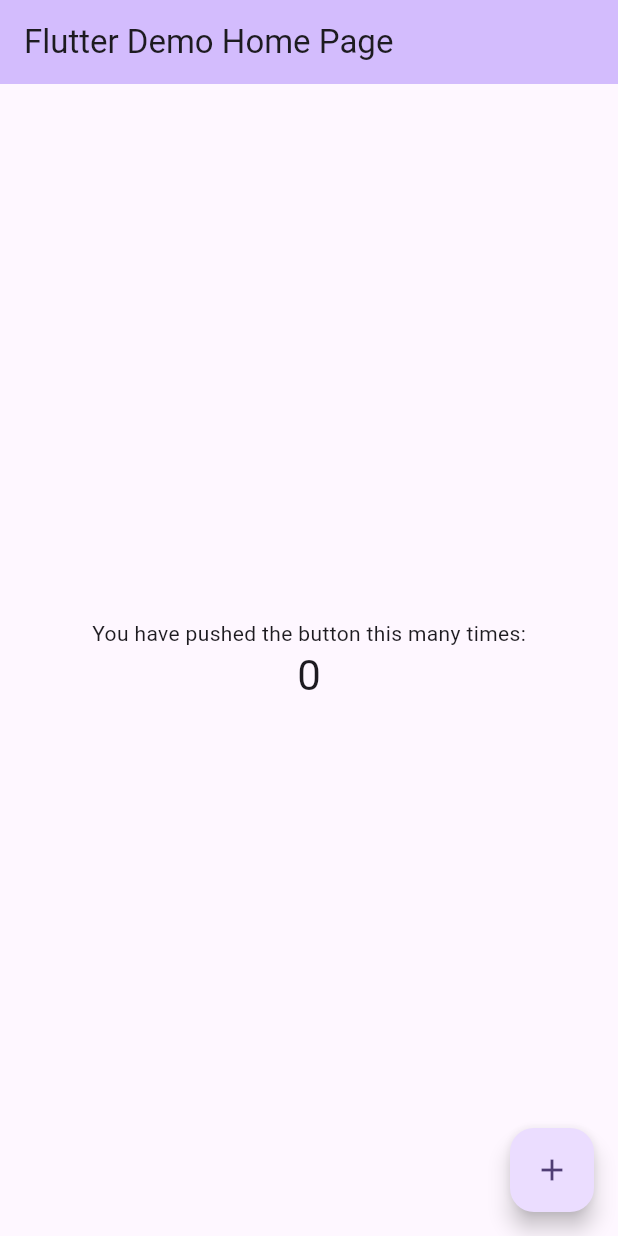
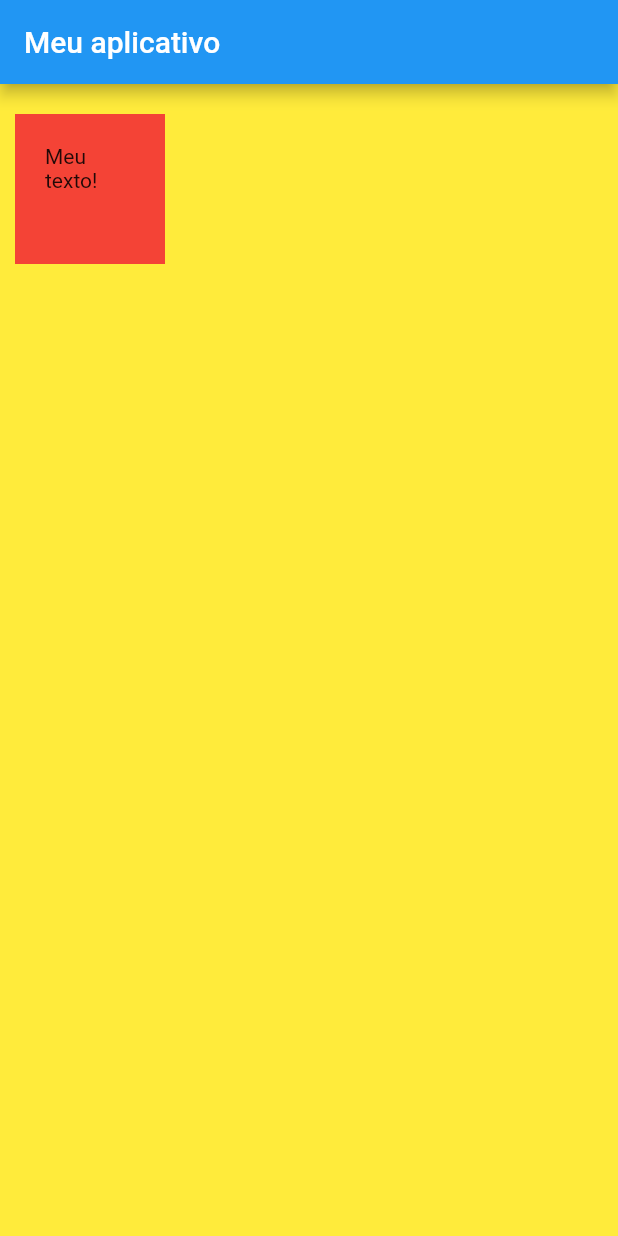
Before and after one commit to LinconjBrito/mycard, a Flutter app: the screen it shows after launch, on a phone screen of 412 x 824 dp. Run offline on Flutter 3.47's test engine with Material 2 defaults, Android fonts, the phone set to English and light mode, and no system bars.

Commit message:
Hoje dei um gás na parte de entender um pouco mais do hotreload e hotrestart, além de mexer um pouquinho com o container

```diff
--- a/lib/main.dart
+++ b/lib/main.dart
@@ -1,125 +1,31 @@
 import 'package:flutter/material.dart';
 
 void main() {
-  runApp(const MyApp());
+  runApp(const MeuApp());
 }
 
-class MyApp extends StatelessWidget {
-  const MyApp({super.key});
+class MeuApp extends StatelessWidget {
+  const MeuApp({super.key});
 
-  // This widget is the root of your application.
   @override
   Widget build(BuildContext context) {
     return MaterialApp(
-      title: 'Flutter Demo',
-      theme: ThemeData(
-        // This is the theme of your application.
-        //
-        // TRY THIS: Try running your application with "flutter run". You'll see
-        // the application has a blue toolbar. Then, without quitting the app,
-        // try changing the seedColor in the colorScheme below to Colors.green
-        // and then invoke "hot reload" (save your changes or press the "hot
-        // reload" button in a Flutter-supported IDE, or press "r" if you used
-        // the command line to start the app).
-        //
-        // Notice that the counter didn't reset back to zero; the application
-        // state is not lost during the reload. To reset the state, use hot
-        // restart instead.
-        //
-        // This works for code too, not just values: Most code changes can be
-        // tested with just a hot reload.
-        colorScheme: ColorScheme.fromSeed(seedColor: Colors.deepPurple),
-        useMaterial3: true,
+      home: Scaffold(
+        backgroundColor: Colors.yellow,
+        appBar: AppBar(title: const Text("Meu aplicativo")),
+
+        body: Container(
+
+          margin: const EdgeInsets.symmetric(horizontal: 10, vertical: 20),
+          padding: const EdgeInsets.all(20),
+
+          width: 100,
+          height: 100,
+          color: Colors.red,
+
+          child: const Text("Meu texto!"),
+        ),
       ),
-      home: const MyHomePage(title: 'Flutter Demo Home Page'),
     );
   }
 }
-
-class MyHomePage extends StatefulWidget {
-  const MyHomePage({super.key, required this.title});
-
-  // This widget is the home page of your application. It is stateful, meaning
-  // that it has a State object (defined below) that contains fields that affect
-  // how it looks.
-
-  // This class is the configuration for the state. It holds the values (in this
-  // case the title) provided by the parent (in this case the App widget) and
-  // used by the build method of the State. Fields in a Widget subclass are
-  // always marked "final".
-
-  final String title;
-
-  @override
-  State<MyHomePage> createState() => _MyHomePageState();
-}
-
-class _MyHomePageState extends State<MyHomePage> {
-  int _counter = 0;
-
-  void _incrementCounter() {
-    setState(() {
-      // This call to setState tells the Flutter framework that something has
-      // changed in this State, which causes it to rerun the build method below
-      // so that the display can reflect the updated values. If we changed
-      // _counter without calling setState(), then the build method would not be
-      // called again, and so nothing would appear to happen.
-      _counter++;
-    });
-  }
-
-  @override
-  Widget build(BuildContext context) {
-    // This method is rerun every time setState is called, for instance as done
-    // by the _incrementCounter method above.
-    //
-    // The Flutter framework has been optimized to make rerunning build methods
-    // fast, so that you can just rebuild anything that needs updating rather
-    // than having to individually change instances of widgets.
-    return Scaffold(
-      appBar: AppBar(
-        // TRY THIS: Try changing the color here to a specific color (to
-        // Colors.amber, perhaps?) and trigger a hot reload to see the AppBar
-        // change color while the other colors stay the same.
-        backgroundColor: Theme.of(context).colorScheme.inversePrimary,
-        // Here we take the value from the MyHomePage object that was created by
-        // the App.build method, and use it to set our appbar title.
-        title: Text(widget.title),
-      ),
-      body: Center(
-        // Center is a layout widget. It takes a single child and positions it
-        // in the middle of the parent.
-        child: Column(
-          // Column is also a layout widget. It takes a list of children and
-          // arranges them vertically. By default, it sizes itself to fit its
-          // children horizontally, and tries to be as tall as its parent.
-          //
-          // Column has various properties to control how it sizes itself and
-          // how it positions its children. Here we use mainAxisAlignment to
-          // center the children vertically; the main axis here is the vertical
-          // axis because Columns are vertical (the cross axis would be
-          // horizontal).
-          //
-          // TRY THIS: Invoke "debug painting" (choose the "Toggle Debug Paint"
-          // action in the IDE, or press "p" in the console), to see the
-          // wireframe for each widget.
-          mainAxisAlignment: MainAxisAlignment.center,
-          children: <Widget>[
-            const Text(
-              'You have pushed the button this many times:',
-            ),
-            Text(
-              '$_counter',
-              style: Theme.of(context).textTheme.headlineMedium,
-            ),
-          ],
-        ),
-      ),
-      floatingActionButton: FloatingActionButton(
-        onPressed: _incrementCounter,
-        tooltip: 'Increment',
-        child: const Icon(Icons.add),
-      ), // This trailing comma makes auto-formatting nicer for build methods.
-    );
-  }
-}
```
